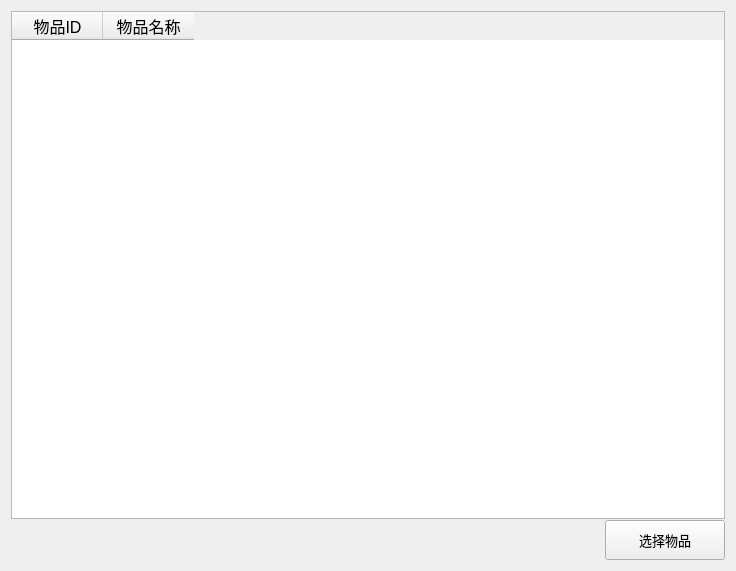
NagaResst/Paissa, file select_item_list.ui: the form before one commit.
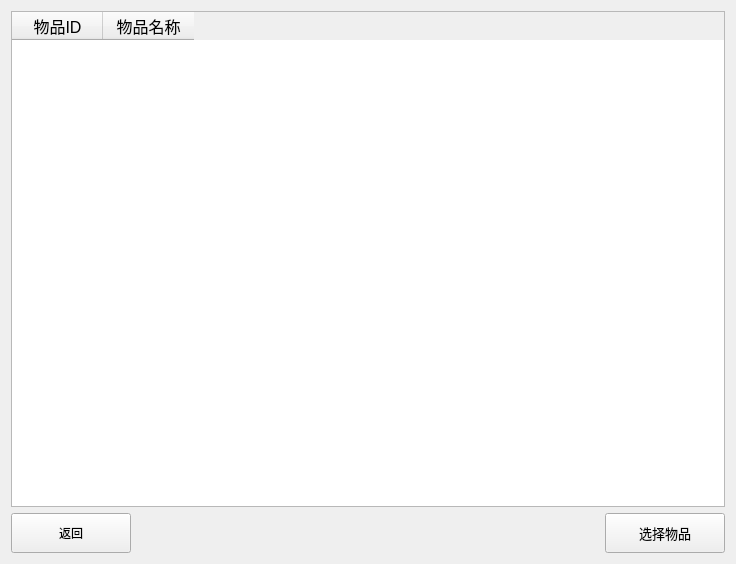
The form after the commit.

Diff of the .ui file:
```diff
--- a/select_item_list.ui
+++ b/select_item_list.ui
@@ -7,55 +7,13 @@
     <x>0</x>
     <y>0</y>
     <width>736</width>
-    <height>571</height>
+    <height>564</height>
    </rect>
   </property>
   <property name="windowTitle">
    <string>Form</string>
   </property>
-  <layout class="QGridLayout" name="gridLayout_2">
-   <item row="0" column="0">
-    <layout class="QGridLayout" name="gridLayout" columnstretch="0">
-     <property name="sizeConstraint">
-      <enum>QLayout::SetDefaultConstraint</enum>
-     </property>
-     <property name="horizontalSpacing">
-      <number>2</number>
-     </property>
-     <property name="verticalSpacing">
-      <number>1</number>
-     </property>
-     <item row="1" column="0" alignment="Qt::AlignRight">
-      <widget class="QPushButton" name="pushButton">
-       <property name="sizePolicy">
-        <sizepolicy hsizetype="Fixed" vsizetype="Fixed">
-         <horstretch>1</horstretch>
-         <verstretch>1</verstretch>
-        </sizepolicy>
-       </property>
-       <property name="minimumSize">
-        <size>
-         <width>120</width>
-         <height>40</height>
-        </size>
-       </property>
-       <property name="baseSize">
-        <size>
-         <width>0</width>
-         <height>0</height>
-        </size>
-       </property>
-       <property name="font">
-        <font>
-         <family>Arial</family>
-         <pointsize>10</pointsize>
-        </font>
-       </property>
-       <property name="text">
-        <string>选择物品</string>
-       </property>
-      </widget>
-     </item>
+  <layout class="QGridLayout" name="gridLayout">
      <item row="0" column="0">
       <widget class="QTableWidget" name="items_list_widget">
        <property name="font">
@@ -103,6 +61,61 @@
          <string>物品名称</string>
         </property>
        </column>
+    </widget>
+   </item>
+   <item row="1" column="0">
+    <layout class="QHBoxLayout" name="horizontalLayout">
+     <item alignment="Qt::AlignLeft">
+      <widget class="QPushButton" name="back">
+       <property name="sizePolicy">
+        <sizepolicy hsizetype="Fixed" vsizetype="Fixed">
+         <horstretch>1</horstretch>
+         <verstretch>1</verstretch>
+        </sizepolicy>
+       </property>
+       <property name="minimumSize">
+        <size>
+         <width>120</width>
+         <height>40</height>
+        </size>
+       </property>
+       <property name="text">
+        <string>返回</string>
+       </property>
+      </widget>
+     </item>
+     <item>
+      <layout class="QGridLayout" name="gridLayout_2"/>
+     </item>
+     <item>
+      <widget class="QPushButton" name="select_this">
+       <property name="sizePolicy">
+        <sizepolicy hsizetype="Fixed" vsizetype="Fixed">
+         <horstretch>1</horstretch>
+         <verstretch>1</verstretch>
+        </sizepolicy>
+       </property>
+       <property name="minimumSize">
+        <size>
+         <width>120</width>
+         <height>40</height>
+        </size>
+       </property>
+       <property name="baseSize">
+        <size>
+         <width>0</width>
+         <height>0</height>
+        </size>
+       </property>
+       <property name="font">
+        <font>
+         <family>Arial</family>
+         <pointsize>10</pointsize>
+        </font>
+       </property>
+       <property name="text">
+        <string>选择物品</string>
+       </property>
       </widget>
      </item>
     </layout>
```
Lines whose indentation alone changed are shown as unchanged.
